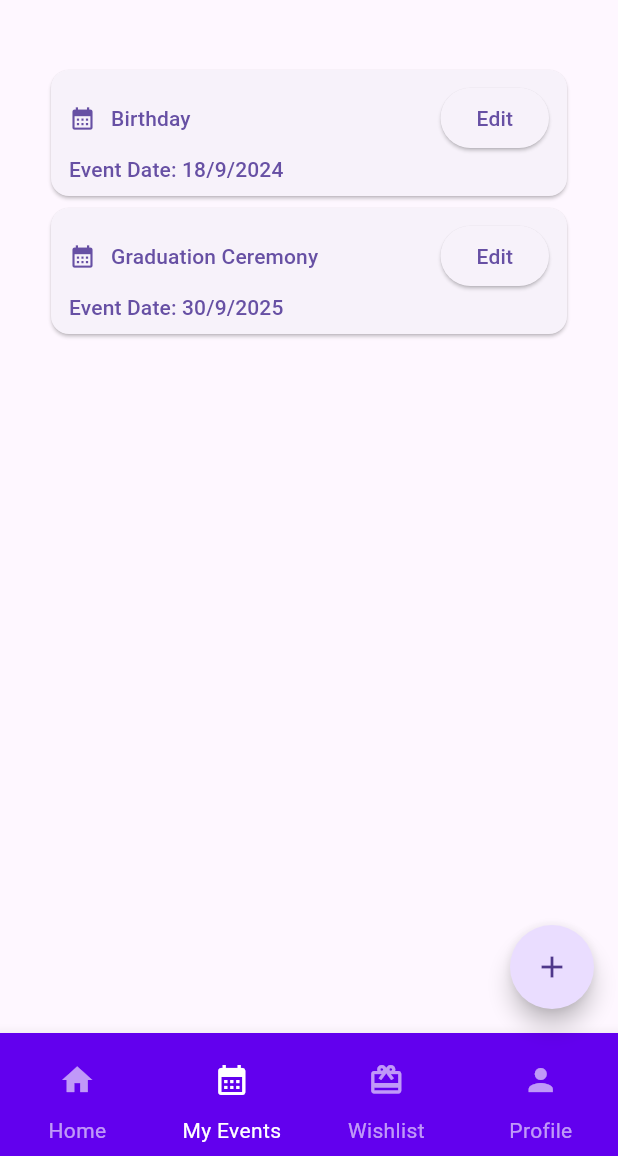
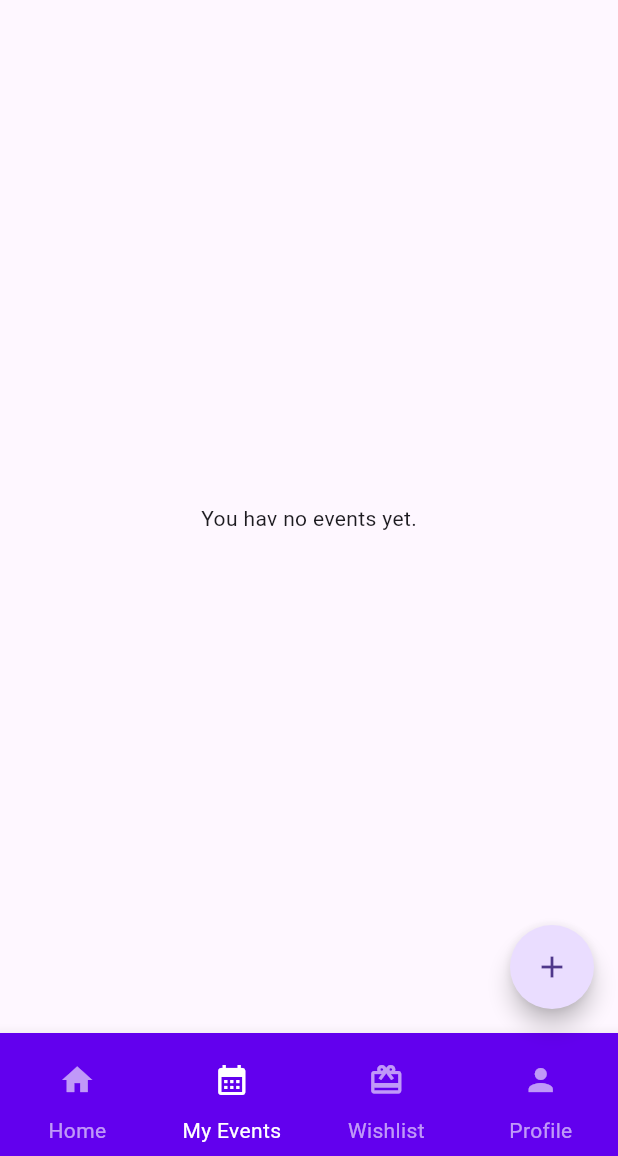
Before and after one commit to youssef-mohamed1809/Hedeyety, a Flutter app: the MyEvents screen opened by its route, on a phone screen of 412 x 824 dp, the part 80-1236 px from its top. Run offline on Flutter 3.47's test engine with Material 3 defaults, Android fonts, the light colour scheme and no system bars; drawn by our look-alikes of flutter_speed_dial; our stand-ins replace firebase_auth, firebase_core, firebase_database, sqflite; accounts and stored records are empty.

Commit message:
Create events and save them to the local DB

```diff
--- a/lib/CustomWidgets/CustomFAB.dart
+++ b/lib/CustomWidgets/CustomFAB.dart
@@ -52,7 +52,19 @@ class _CustomFABState extends State<CustomFAB> {
           }
         ),
         SpeedDialChild(
-          child: Icon(Icons.event)
+          child: Icon(Icons.event),
+          onTap: (){
+            Navigator.pushNamed(context, '/create_event');
+            setState(() {
+
+            });
+          }
+        ),
+        SpeedDialChild(
+            child: Icon(Icons.cake),
+            onTap: (){
+              Navigator.pushNamed(context, '/create_gift');
+            }
         )
       ],
     );
--- a/lib/CustomWidgets/EventCard.dart
+++ b/lib/CustomWidgets/EventCard.dart
@@ -1,10 +1,10 @@
 import 'package:flutter/material.dart';
-import 'package:hedeyety/Pages/eventDetailsPage.dart';
+import 'package:hedeyety/Model/Event.dart';
+import 'package:hedeyety/Pages/myEventDetailsPage.dart';
 
 class EventCard extends StatelessWidget {
-  String event_name = "";
-  String date = "";
-  EventCard({super.key, required this.event_name, required this.date});
+  Event event;
+  EventCard({super.key, required this.event});
 
   @override
   Widget build(BuildContext context) {
@@ -14,7 +14,7 @@ class EventCard extends StatelessWidget {
             alignment: Alignment.centerLeft
         ),
         onPressed: (){
-          Navigator.push(context, MaterialPageRoute(builder: (context) => EventDetailsPage(event_id: 0,)));
+          Navigator.push(context, MaterialPageRoute(builder: (context) => EventDetailsPage(event: event)));
           print("Events");
         },
         child: Column(
@@ -28,13 +28,13 @@ class EventCard extends StatelessWidget {
                   children: [
                     Icon(Icons.calendar_month),
                     SizedBox(width: 10),
-                    Text(event_name),
+                    Text(event.name as String),
                   ],
                 ),
                 ElevatedButton(onPressed: (){}, child: Text("Edit"))
               ],
             ),
-            Text("Event Date: $date")
+            Text("Event Date: ${event.date?.day}/${event.date?.month}/${event.date?.year}")
           ],
         )
       )
--- a/lib/Model/Authentication.dart
+++ b/lib/Model/Authentication.dart
@@ -11,9 +11,6 @@ class Authentication{
           email: email,
           password: password
       );
-
-
-
       return true;
     } on FirebaseAuthException catch (e) {
       if (e.code == 'user-not-found') {
--- a/lib/Pages/eventDetailsPage.dart
+++ /dev/null
@@ -1,45 +0,0 @@
-import 'package:flutter/material.dart';
-import 'package:hedeyety/CustomWidgets/CustomAppBar.dart';
-import 'package:hedeyety/CustomWidgets/GiftCard.dart';
-
-class EventDetailsPage extends StatelessWidget {
-  late int event_id;
-  EventDetailsPage({super.key, required this.event_id});
-
-  @override
-  Widget build(BuildContext context) {
-    return Scaffold(
-      appBar: CustomAppBar(button: null),
-      body: Container(
-        margin: EdgeInsets.symmetric(vertical: 10),
-        child: Center(
-          child: Column(
-            children: [
-              CircleAvatar(radius: 60,),
-              SizedBox(height: 20,),
-              Text("Event Name", style: TextStyle(fontSize: 30),),
-              Text("Event Location", style: TextStyle(fontSize: 12, fontWeight: FontWeight.bold),),
-              Text("Event Date", style: TextStyle(fontSize: 12, fontStyle: FontStyle.italic),),
-              SizedBox(height: 20,),
-              Text("Event description", style: TextStyle(fontSize: 15),),
-              Divider(),
-              SizedBox(height: 10,),
-              Text("Requested Gifts"),
-              SingleChildScrollView(
-                child: Column(
-                  children: [
-                    GiftCard(pledged: false,),
-                    GiftCard(pledged: true,),
-                    GiftCard(pledged: false,),
-                    GiftCard(pledged: true,)
-                  ],
-                ),
-              )
-
-            ],
-          ),
-        ),
-      ),
-    );
-  }
-}
--- a/lib/Pages/homePage.dart
+++ b/lib/Pages/homePage.dart
@@ -1,4 +1,3 @@
-import 'package:firebase_core/firebase_core.dart';
 import 'package:flutter/material.dart';
 import 'package:hedeyety/CustomWidgets/BottomNavBar.dart';
 import 'package:hedeyety/CustomWidgets/CustomFAB.dart';
@@ -7,9 +6,6 @@ import 'package:hedeyety/CustomWidgets/CustomAppBar.dart';
 import 'package:hedeyety/FriendSearchDelegate.dart';
 import 'package:hedeyety/Model/Event.dart';
 import 'package:hedeyety/Model/UserModel.dart';
-import 'package:hedeyety/Pages/pledgedGiftsPage.dart';
-
-import 'package:firebase_auth/firebase_auth.dart';
 
 class HomePage extends StatelessWidget {
 
@@ -61,7 +57,7 @@ class HomePage extends StatelessWidget {
                     }else if(snapshot.hasError){
                       return Center(child: Text("An rror has Occurred"));
                     }else{
-                      return CircularProgressIndicator();
+                      return Center(child: CircularProgressIndicator());
                     }
                   }),
             ),
--- a/lib/Pages/myEventsPage.dart
+++ b/lib/Pages/myEventsPage.dart
@@ -3,9 +3,21 @@ import 'package:hedeyety/CustomWidgets/BottomNavBar.dart';
 import 'package:hedeyety/CustomWidgets/CustomAppBar.dart';
 import 'package:hedeyety/CustomWidgets/CustomFAB.dart';
 import 'package:hedeyety/CustomWidgets/EventCard.dart';
+import 'package:hedeyety/Model/Event.dart';
 
-class MyEvents extends StatelessWidget {
+class MyEvents extends StatefulWidget {
   const MyEvents({super.key});
+
+  @override
+  State<MyEvents> createState() => _MyEventsState();
+}
+
+class _MyEventsState extends State<MyEvents> {
+  Future getEvents() async {
+    var events = await Event.getAllEvents();
+    print(events);
+    return events;
+  }
 
   @override
   Widget build(BuildContext context) {
@@ -15,14 +27,29 @@ class MyEvents extends StatelessWidget {
       ),
       body: Container(
           margin: const EdgeInsets.symmetric(vertical: 40, horizontal: 30),
-          child: SingleChildScrollView(
-            scrollDirection: Axis.vertical,
-            child: Column(
-              children: [
-                EventCard(event_name: "Birthday", date: "18/9/2024",),
-                EventCard(event_name: "Graduation Ceremony", date: "30/9/2025"),
-              ],
-            ),
+          child: FutureBuilder(
+              future: getEvents(),
+              builder: (context, snapshot){
+                if(snapshot.hasData){
+                  List data = snapshot.data;
+                  print(data);
+                  if(data.isEmpty){
+                    return Center(child: Text("You hav no events yet."));
+                  }else{
+                  return ListView.builder(
+                      itemCount: data.length,
+                      itemBuilder: (BuildContext, index){
+                              return EventCard(event: data[index]);
+                      }
+                  );
+                  }
+                }else if(snapshot.hasError){
+                  print(snapshot.error);
+                  return Center(child: Text("An error has occured"),);
+                }else{
+                return Center(child: CircularProgressIndicator(),);
+                }
+              }
           )
       ),
       floatingActionButton: CustomFAB(),
--- a/lib/main.dart
+++ b/lib/main.dart
@@ -1,22 +1,21 @@
 import 'package:flutter/material.dart';
-import 'package:hedeyety/Model/Authentication.dart';
 import 'package:hedeyety/Model/Event.dart';
+import 'package:hedeyety/Model/Gift.dart';
+import 'package:hedeyety/Model/LocalDB.dart';
+import 'package:hedeyety/Pages/eventCreationPage.dart';
 import 'package:hedeyety/Pages/loginPage.dart';
 import 'package:hedeyety/Pages/myGiftsPage.dart';
 import 'package:hedeyety/Pages/homePage.dart';
 import 'package:hedeyety/Pages/myEventsPage.dart';
 import 'package:hedeyety/Pages/myProfilePage.dart';
-import 'package:path/path.dart';
-import 'package:sqflite/sqflite.dart';
 import 'package:firebase_auth/firebase_auth.dart';
 import 'package:firebase_core/firebase_core.dart';
 import 'package:hedeyety/Pages/signupPage.dart';
+import 'package:hedeyety/Pages/giftCreationPage.dart';
 
 void main() async {
   WidgetsFlutterBinding.ensureInitialized();
   await Firebase.initializeApp();
-  await Event.getAllEvents();
-  // await Event.createEvent("name", "date", "location", "description");
   runApp(const MyApp());
 }
 
@@ -48,6 +47,8 @@ class _MyAppState extends State<MyApp> {
         '/myevents': (context) => MyEvents(),
         '/mygifts': (context) => GiftsPage(),
         '/myprofile': (context) => MyProfilePage(),
+        '/create_event': (context) => CreateEventPage(),
+        '/create_gift': (context) => CreateGiftPage()
       },
     );
   }
--- a/pubspec.yaml
+++ b/pubspec.yaml
@@ -41,6 +41,8 @@ dependencies:
   sqflite: ^2.4.1
   path: ^1.9.0
   flutter_speed_dial: ^7.0.0
+  intl: ^0.19.0
+  http: ^1.2.2
 
 dev_dependencies:
   flutter_test:
```
Also changed, not shown: lib/CustomWidgets/GiftCard.dart (+5 -4 lines), lib/Model/Event.dart (+72 -8 lines), lib/Model/Gift.dart (added, +61 -0 lines), lib/Model/LocalDB.dart (+26 -15 lines), lib/Model/UserModel.dart (+2 -18 lines), lib/Pages/eventCreationPage.dart (added, +94 -0 lines), lib/Pages/giftCreationPage.dart (added, +103 -0 lines), lib/Pages/myEventDetailsPage.dart (added, +85 -0 lines), pubspec.lock.
